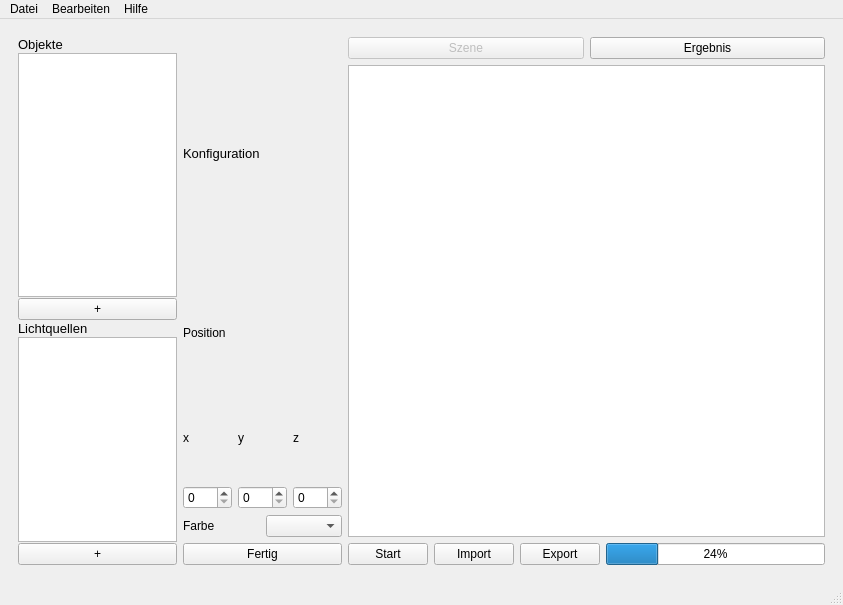
This is frontend/mainGui.ui in birkenbube/SOPR_WS24_25-Raytracers as Qt 5 draws it before an edit. The edited form follows.
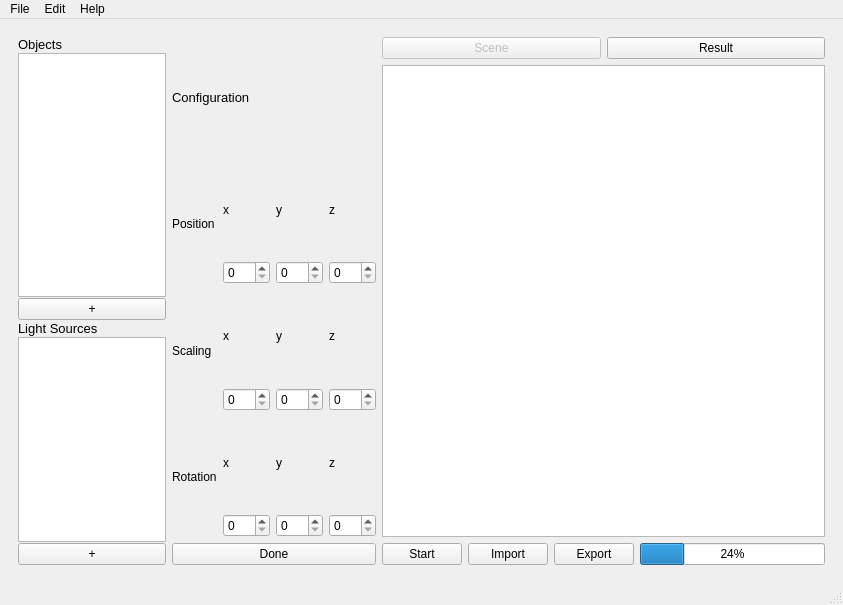
This is the edited form. The open tabs and pages were chosen to show the change.

Commit message: feat [SCRUM-95]: finish GUI (#20)

Patch:
```diff
--- a/frontend/mainGui.ui
+++ b/frontend/mainGui.ui
@@ -260,24 +260,6 @@
                 </item>
                </layout>
               </item>
-              <item>
-               <layout class="QHBoxLayout" name="horizontalLayout_12">
-                <item>
-                 <widget class="QLabel" name="rotationLabel">
-                  <property name="text">
-                   <string>Drehung</string>
-                  </property>
-                 </widget>
-                </item>
-                <item>
-                 <widget class="QSlider" name="rotationHorizontalSlider">
-                  <property name="orientation">
-                   <enum>Qt::Horizontal</enum>
-                  </property>
-                 </widget>
-                </item>
-               </layout>
-              </item>
               <item>
                <layout class="QHBoxLayout" name="horizontalLayout_9">
                 <item>
@@ -536,7 +518,7 @@
                  </font>
                 </property>
                 <property name="text">
-                 <string>Objekte</string>
+                 <string>Objects</string>
                 </property>
                </widget>
               </item>
@@ -568,7 +550,7 @@
                    </font>
                   </property>
                   <property name="text">
-                   <string>Lichtquellen</string>
+                   <string>Light Sources</string>
                   </property>
                  </widget>
                 </item>
@@ -603,7 +585,7 @@
                  <bool>false</bool>
                 </property>
                 <property name="text">
-                 <string>Szene</string>
+                 <string>Scene</string>
                 </property>
                </widget>
               </item>
@@ -613,7 +595,7 @@
                  <bool>true</bool>
                 </property>
                 <property name="text">
-                 <string>Ergebnis</string>
+                 <string>Result</string>
                 </property>
                </widget>
               </item>
@@ -666,21 +648,19 @@
                </font>
               </property>
               <property name="text">
-               <string>Konfiguration</string>
-              </property>
-             </widget>
-            </item>
-            <item>
-             <layout class="QVBoxLayout" name="verticalLayout_18">
-              <item>
-               <widget class="QLabel" name="posLabel_conf">
-                <property name="text">
-                 <string>Position</string>
+               <string>Configuration</string>
                 </property>
                </widget>
               </item>
               <item>
                <layout class="QHBoxLayout" name="horizontalLayout_13">
+              <item>
+               <widget class="QLabel" name="label_10">
+                <property name="text">
+                 <string>Position</string>
+                </property>
+               </widget>
+              </item>
                 <item>
                  <layout class="QVBoxLayout" name="verticalLayout_19">
                   <item>
@@ -691,7 +671,11 @@
                    </widget>
                   </item>
                   <item>
-                   <widget class="QSpinBox" name="pos_x_spinBox_conf"/>
+                 <widget class="QSpinBox" name="pos_x_spinBox_conf">
+                  <property name="maximum">
+                   <number>100</number>
+                  </property>
+                 </widget>
                   </item>
                  </layout>
                 </item>
@@ -705,7 +689,11 @@
                    </widget>
                   </item>
                   <item>
-                   <widget class="QSpinBox" name="pos_y_spinBox_conf"/>
+                 <widget class="QSpinBox" name="pos_y_spinBox_conf">
+                  <property name="maximum">
+                   <number>100</number>
+                  </property>
+                 </widget>
                   </item>
                  </layout>
                 </item>
@@ -719,9 +707,11 @@
                    </widget>
                   </item>
                   <item>
-                   <widget class="QSpinBox" name="pos_z_spinBox_conf"/>
-                  </item>
-                 </layout>
+                 <widget class="QSpinBox" name="pos_z_spinBox_conf">
+                  <property name="maximum">
+                   <number>100</number>
+                  </property>
+                 </widget>
                 </item>
                </layout>
               </item>
@@ -730,21 +720,137 @@
             <item>
              <layout class="QHBoxLayout" name="horizontalLayout_22">
               <item>
-               <widget class="QLabel" name="label_6">
+               <widget class="QLabel" name="posLabel_conf">
                 <property name="text">
-                 <string>Farbe</string>
+                 <string>Scaling</string>
                 </property>
                </widget>
               </item>
               <item>
-               <widget class="QComboBox" name="comboBox"/>
+               <layout class="QVBoxLayout" name="verticalLayout_37">
+                <item>
+                 <widget class="QLabel" name="pos_x_label_conf_3">
+                  <property name="text">
+                   <string>x</string>
+                  </property>
+                 </widget>
+                </item>
+                <item>
+                 <widget class="QSpinBox" name="scal_x_spinBox">
+                  <property name="maximum">
+                   <number>100</number>
+                  </property>
+                 </widget>
+                </item>
+               </layout>
+              </item>
+              <item>
+               <layout class="QVBoxLayout" name="verticalLayout_38">
+                <item>
+                 <widget class="QLabel" name="pos_y_label_conf_3">
+                  <property name="text">
+                   <string>y</string>
+                  </property>
+                 </widget>
+                </item>
+                <item>
+                 <widget class="QSpinBox" name="scal_y_spinBox">
+                  <property name="maximum">
+                   <number>100</number>
+                  </property>
+                 </widget>
+                </item>
+               </layout>
+              </item>
+              <item>
+               <layout class="QVBoxLayout" name="verticalLayout_39">
+                <item>
+                 <widget class="QLabel" name="pos_z_label_conf_3">
+                  <property name="text">
+                   <string>z</string>
+                  </property>
+                 </widget>
+                </item>
+                <item>
+                 <widget class="QSpinBox" name="scal_z_spinBox">
+                  <property name="maximum">
+                   <number>100</number>
+                  </property>
+                 </widget>
+                </item>
+               </layout>
+              </item>
+             </layout>
+            </item>
+            <item>
+             <layout class="QHBoxLayout" name="horizontalLayout_12">
+              <item>
+               <widget class="QLabel" name="posLabel_conf_3">
+                <property name="text">
+                 <string>Rotation</string>
+                </property>
+               </widget>
+              </item>
+              <item>
+               <layout class="QVBoxLayout" name="verticalLayout_34">
+                <item>
+                 <widget class="QLabel" name="pos_x_label_conf_4">
+                  <property name="text">
+                   <string>x</string>
+                  </property>
+                 </widget>
+                </item>
+                <item>
+                 <widget class="QSpinBox" name="rot_x_spinBox">
+                  <property name="maximum">
+                   <number>360</number>
+                  </property>
+                 </widget>
+                </item>
+               </layout>
+              </item>
+              <item>
+               <layout class="QVBoxLayout" name="verticalLayout_35">
+                <item>
+                 <widget class="QLabel" name="pos_y_label_conf_4">
+                  <property name="text">
+                   <string>y</string>
+                  </property>
+                 </widget>
+                </item>
+                <item>
+                 <widget class="QSpinBox" name="rot_y_spinBox">
+                  <property name="maximum">
+                   <number>360</number>
+                  </property>
+                 </widget>
+                </item>
+               </layout>
+              </item>
+              <item>
+               <layout class="QVBoxLayout" name="verticalLayout_36">
+                <item>
+                 <widget class="QLabel" name="pos_z_label_conf_4">
+                  <property name="text">
+                   <string>z</string>
+                  </property>
+                 </widget>
+                </item>
+                <item>
+                 <widget class="QSpinBox" name="rot_z_spinBox">
+                  <property name="maximum">
+                   <number>360</number>
+                  </property>
+                 </widget>
+                </item>
+               </layout>
               </item>
              </layout>
             </item>
             <item>
              <widget class="QPushButton" name="saveButton_conf">
               <property name="text">
-               <string>Fertig</string>
+               <string>Done</string>
               </property>
              </widget>
             </item>
@@ -1223,7 +1329,7 @@
    </property>
    <widget class="QMenu" name="menuDatei">
     <property name="title">
-     <string>Datei</string>
+     <string>File</string>
     </property>
     <addaction name="actionNeue_Szene"/>
     <addaction name="actionSzene_importieren"/>
@@ -1233,13 +1339,13 @@
    </widget>
    <widget class="QMenu" name="menuBearbeiten">
     <property name="title">
-     <string>Bearbeiten</string>
+     <string>Edit</string>
     </property>
     <addaction name="actionRueckgaenig"/>
    </widget>
    <widget class="QMenu" name="menuHilfe">
     <property name="title">
-     <string>Hilfe</string>
+     <string>Help</string>
     </property>
    </widget>
    <addaction name="menuDatei"/>
```
Left out of the diff: 154 changed lines with no effect on the pictures. Lines whose indentation alone changed are shown as unchanged.
